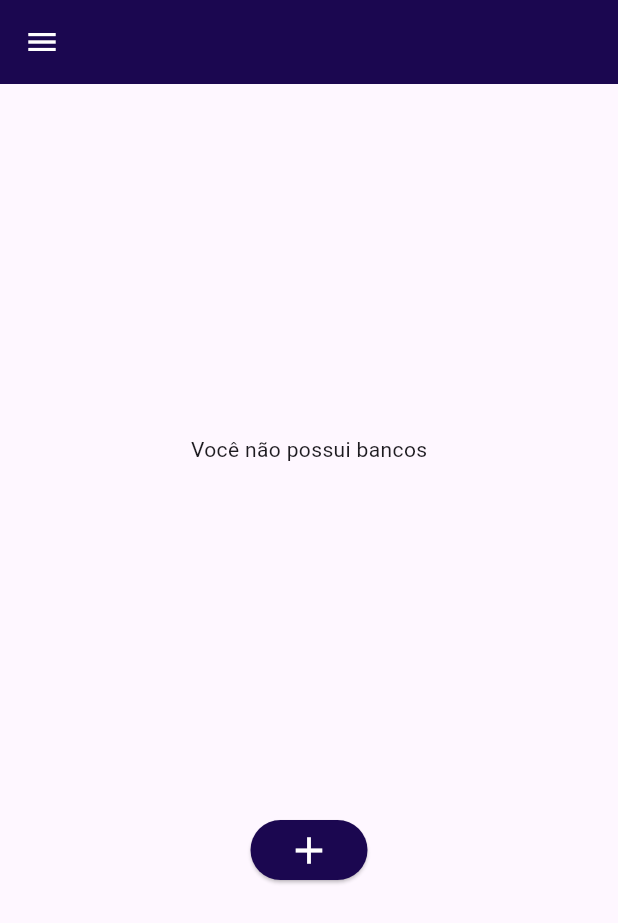
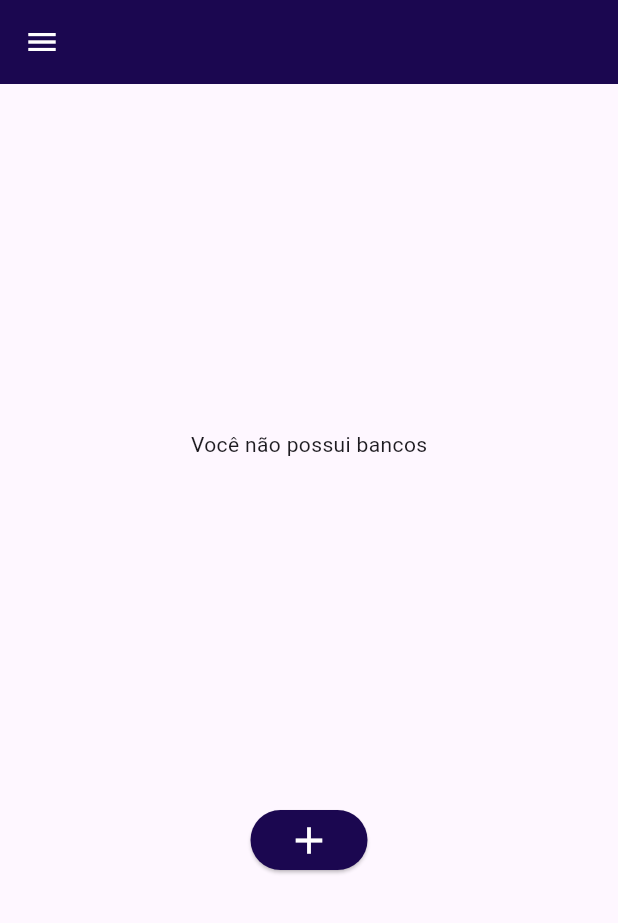
Before and after one commit to RayDaBahia/Engenharia-de-Software, a Flutter app: the MeusBancos screen opened by its route, on a phone screen of 412 x 824 dp. Shown: the top 923 px of the screen. Run offline on Flutter 3.47's test engine with Material 3 defaults, Android fonts, the phone set to English and light mode, and no system bars; our stand-ins replace cloud_firestore, firebase_auth, firebase_core, google_sign_in, image_picker; accounts and stored records are empty.

Commit message:
Update Meus_Bancos.dart

```diff
--- a/uesb_forms/lib/Telas/BancoDeQuestoes/Meus_Bancos.dart
+++ b/uesb_forms/lib/Telas/BancoDeQuestoes/Meus_Bancos.dart
@@ -33,8 +33,8 @@ que é chamado depois que o widget é inserido na árvore e quando suas dependê
 
   @override
   Widget build(BuildContext context) {
-    var screenHeight = MediaQuery.sizeOf(context).height;
-    var screenWidth = MediaQuery.sizeOf(context).width;
+    //var screenHeight = MediaQuery.sizeOf(context).height;
+    //var screenWidth = MediaQuery.sizeOf(context).width;
 
     final bancoList = Provider.of<BancoList>(context, listen: true);
     return Scaffold(
@@ -43,13 +43,13 @@ que é chamado depois que o widget é inserido na árvore e quando suas dependê
         iconTheme: IconThemeData(color: Colors.white),
         backgroundColor: const Color.fromARGB(255, 27, 7, 80),
       ),
-      body: Column(
+      body: Padding(
+        padding: EdgeInsets.only(bottom: 10),
+        child: Column(
           mainAxisAlignment: MainAxisAlignment.spaceEvenly,
           children: [
             if (bancoList.bancosLista.isNotEmpty) ...[
-            WidgetPesquisa(
-                listaDeBancos:
-                    bancoList.bancosLista),
+              WidgetPesquisa(listaDeBancos: bancoList.bancosLista),
               Expanded(
                 child: ListView.builder(
                   itemCount: bancoList.bancosLista.length,
@@ -65,6 +65,9 @@ que é chamado depois que o widget é inserido na árvore e quando suas dependê
               ),
             ],
             // Botão para adicionar novo banco
+            Row(
+              mainAxisAlignment: MainAxisAlignment.center,
+              children: [
                 ElevatedButton(
                   onPressed: () {
                     Navigator.of(context).pushNamed(Rotas.CRUD_BANCO);
@@ -82,6 +85,9 @@ que é chamado depois que o widget é inserido na árvore e quando suas dependê
                   ),
                 ),
               ],
+            )
+          ],
+        ),
       ),
     );
   }
```
Lines whose indentation alone changed are shown as unchanged.
